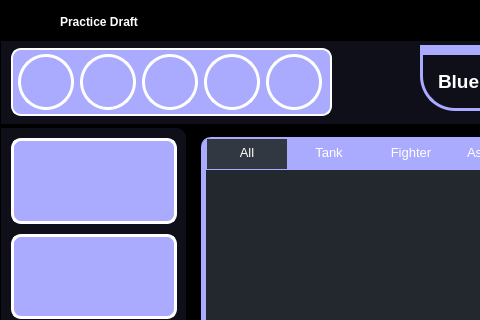
Qt form ui/pages/practice_draft.ui (elian-olbz/mlbb-drafting-and-simulation-tools) before a commit; both pictures show x 0 to 480 and y 0 to 320 of the 1012 by 637 pixel window.
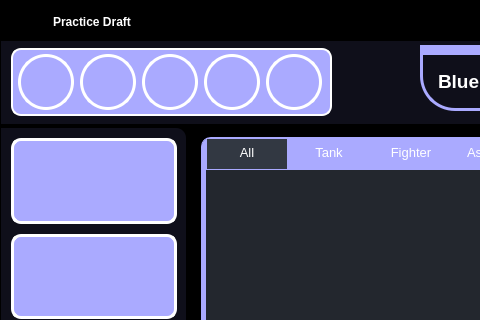
The same form after that commit. Icons and pictures are not drawn.

What changed in the file:
```diff
--- a/ui/pages/practice_draft.ui
+++ b/ui/pages/practice_draft.ui
@@ -194,7 +194,7 @@
                   </property>
                   <layout class="QHBoxLayout" name="horizontalLayout_11">
                    <property name="spacing">
-                    <number>15</number>
+                    <number>8</number>
                    </property>
                    <property name="leftMargin">
                     <number>12</number>
```
Left out of the diff: 2 changed lines with no effect on the pictures.
